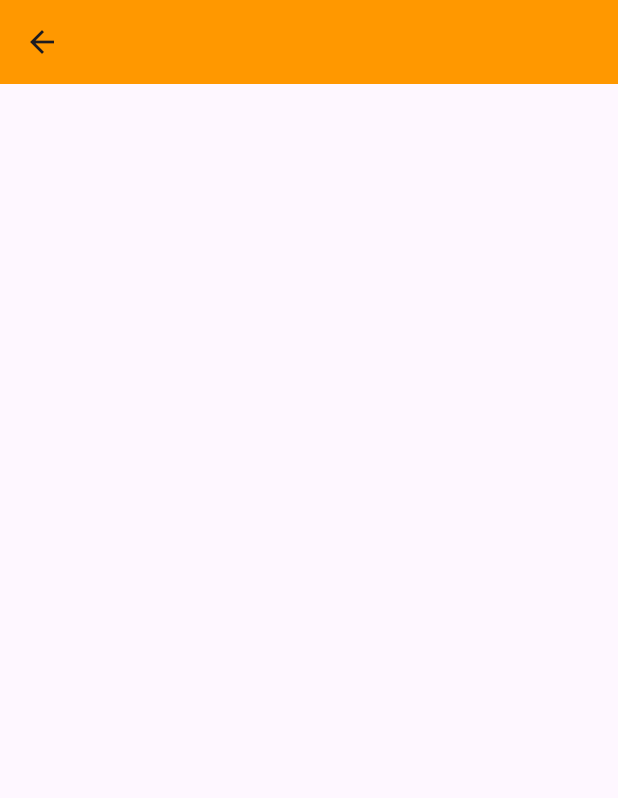
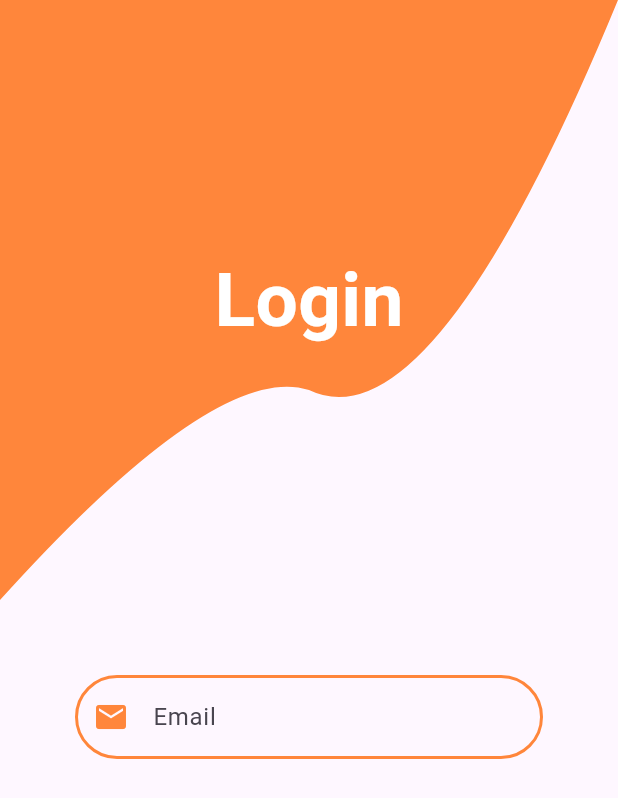
Before and after one commit to Shamil-Koorimannil/DonEat, a Flutter app: the Login screen opened directly, on a phone screen of 412 x 824 dp. Shown: the top 798 px of the screen. Run offline on Flutter 3.47's test engine with Material 3 defaults, Android fonts, the light colour scheme and no system bars.

Commit message:
Login screen halfely completed

```diff
--- a/lib/Pages/Login-Signup/login.dart
+++ b/lib/Pages/Login-Signup/login.dart
@@ -9,10 +9,97 @@ class Login extends StatefulWidget {
 }
 
 class _LoginState extends State<Login> {
+  final _formKey = GlobalKey<FormState>();
+  final _emailController=TextEditingController();
+  final _passwordController=TextEditingController();
   @override
   Widget build(BuildContext context) {
     return Scaffold(
-      appBar: AppBar(backgroundColor: Colors.orange,),
+      body: SingleChildScrollView(
+        child: Column(
+          children: [
+            ClipPath(
+              key: UniqueKey(),
+              clipper: LoginHead(),
+              child: Container(
+                height: 400,
+                width: double.infinity,
+                decoration: BoxDecoration(
+                  color: Color(0xFFFF863B),
+                ),
+                child: Center(
+                    child: Text('Login',style: TextStyle(fontSize: 50,color: Colors.white,fontWeight: FontWeight.w700),)),
+              ),
+            ),
+
+            Padding(padding: EdgeInsets.all(50),
+            child: Form(
+                key: _formKey,
+                child: Column(
+                children: [
+                  TextFormField(
+                    controller: _emailController,
+                    decoration: InputDecoration(
+                      prefixIcon: Icon(Icons.email,color: Color(0xFFFF863B),),
+                      labelText: 'Email',
+
+                      enabledBorder: OutlineInputBorder(
+                        borderSide: BorderSide(color: Color(0xFFFF863B), width: 2.0),
+                        borderRadius: BorderRadius.circular(30.0),
+                      ),
+
+                      focusedBorder: OutlineInputBorder(
+                        borderSide: BorderSide(color: Color(0xFFFF863B), width: 3.0),
+                        borderRadius: BorderRadius.circular(30.0),
+                      ),
+                      // Border when there is an error
+                      errorBorder: OutlineInputBorder(
+                        borderSide: BorderSide(color: Colors.red, width: 2.0),
+                        borderRadius: BorderRadius.circular(30.0),
+                      ),
+                    ),
+
+                    validator: (value){
+                      if(value == null || value.isEmpty || !value.contains('@gmail.com')){
+                        return 'Please enter your email';
+                      }
+                      return null;
+                  }
+                  ),
+                  const SizedBox(height: 30,)
+                ],
+                )),)
+          ],
+        ),
+      ),
     );
   }
 }
+
+
+class LoginHead extends CustomClipper<Path>{
+  @override
+  Path getClip(Size size) {
+    Path path = Path();
+    path.lineTo(0, size.height);
+
+    path.quadraticBezierTo(
+      size.width * 0.35, size.height * 0.60,   // control point
+      size.width * 0.5, size.height * 0.65,    // middle curve
+    );
+
+    path.quadraticBezierTo(
+      size.width * 0.70, size.height * 0.75,   // control point
+      size.width, 0,           // end curve
+    );
+
+    path.lineTo(size.width, 0); // top-right corner
+    path.close();
+    return path;
+  }
+
+
+
+  @override
+  bool shouldReclip(CustomClipper<Path> oldClipper) => true;
+  }
--- a/lib/Pages/Splash Screen/splash_screen.dart
+++ b/lib/Pages/Splash Screen/splash_screen.dart
@@ -11,15 +11,23 @@ class Splash_Screen extends StatefulWidget {
 
 class _Splash_ScreenState extends State<Splash_Screen> {
   @override
-  void initstate(){
+  void initState(){
     super.initState();
-    Future.delayed(Duration(seconds: 3));
-    Navigator.pushReplacement(context, MaterialPageRoute(builder: (context)=>const Login()));
+    Future.delayed(Duration(seconds: 3),(){
+      Navigator.pushReplacement(context, MaterialPageRoute(builder: (context)=>const Login()),);
+
+    });
   }
   @override
   Widget build(BuildContext context) {
     return Scaffold(
-      backgroundColor: Colors.orange,
+      backgroundColor: const Color(0xFFFF863B),
+      body: Column(
+        mainAxisAlignment: MainAxisAlignment.center,
+        children: [
+          Image.asset('assets/icons/DonEat_logo.jpg')
+        ],
+      ),
     );
   }
 }
--- a/pubspec.yaml
+++ b/pubspec.yaml
@@ -58,9 +58,9 @@ flutter:
   uses-material-design: true
 
   # To add assets to your application, add an assets section, like this:
-  # assets:
-  #   - images/a_dot_burr.jpeg
-  #   - images/a_dot_ham.jpeg
+  assets:
+     - assets/images/
+     - assets/icons/
 
   # An image asset can refer to one or more resolution-specific "variants", see
   # https://flutter.dev/to/resolution-aware-images
```
Also changed, not shown: assets/icons/DonEat_logo with name.jpg (added), assets/icons/DonEat_logo.jpg (added).
